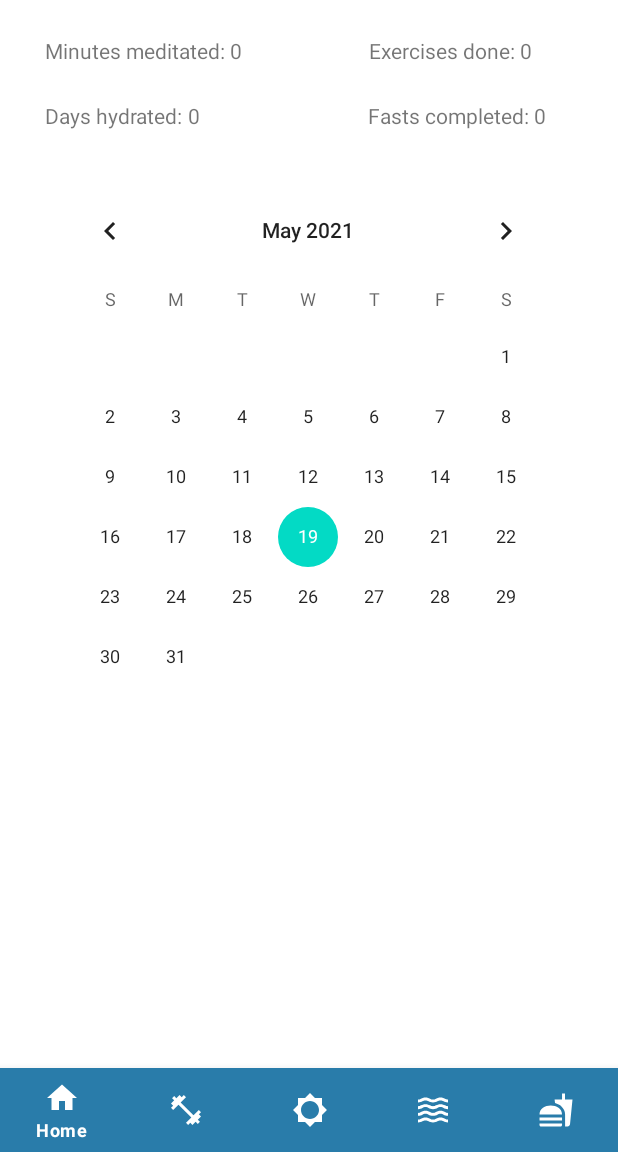
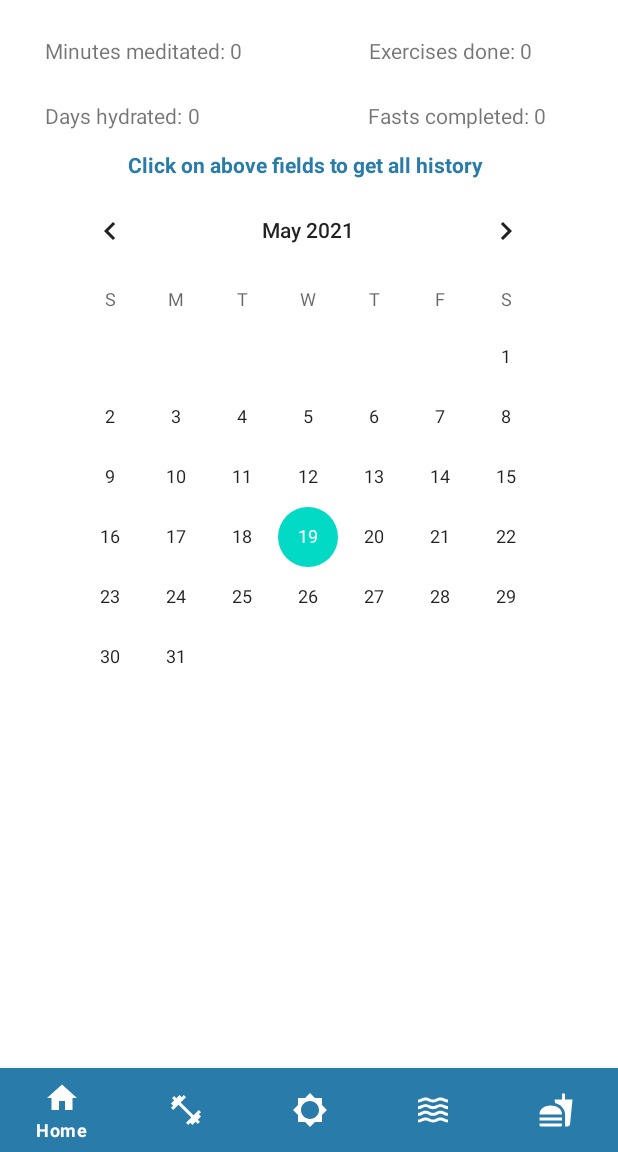
Before and after one commit to Ranteidz/Healthy, an Android app: the screen it shows after launch once a user with an empty profile is signed in (Home), on a phone screen of 412 x 824 dp, the part 84-1236 px from its top. Run offline under Robolectric (Android 15) with nearby library versions, the phone set to English and light mode, and no system bars; our stand-ins replace Firebase (no records; nobody signed in at launch, a user with empty details on screens opened directly).

Commit message:
UX TextView

```diff
--- a/app/src/main/java/com/example/healthy/fragments/HomeFragment.java
+++ b/app/src/main/java/com/example/healthy/fragments/HomeFragment.java
@@ -28,6 +28,7 @@ public class HomeFragment extends Fragment implements View.OnClickListener {
     TextView exercisesCompletedValue;
     TextView daysHydratedValue;
     TextView fastCompletedValue;
+    TextView clickInfo;
     RecyclerView recyclerView;
     HistoryItemAdapter historyItemAdapter;
     HomeViewModel homeViewModel;
@@ -44,6 +45,7 @@ public class HomeFragment extends Fragment implements View.OnClickListener {
         exercisesCompletedValue = view.findViewById(R.id.home_excercises_completed_value);
         daysHydratedValue = view.findViewById(R.id.home_hydrated_days_value);
         fastCompletedValue = view.findViewById(R.id.home_fasts_completed_value);
+        clickInfo = view.findViewById(R.id.home_clickOn_fields_info);
         recyclerView = view.findViewById(R.id.historyRv);
         recyclerView.hasFixedSize();
         recyclerView.setLayoutManager(new LinearLayoutManager(getContext()));
@@ -57,6 +59,7 @@ public class HomeFragment extends Fragment implements View.OnClickListener {
         ArrayList<Item> itemListTest = new ArrayList<>();
         historyItemAdapter = new HistoryItemAdapter(itemListTest);
         recyclerView.setAdapter(historyItemAdapter);
+
 
         return view;
     }
@@ -84,18 +87,22 @@ public class HomeFragment extends Fragment implements View.OnClickListener {
     public void onClick(View v) {
         switch (v.getId()){
             case R.id.home_fasts_completed:
+                clickInfo.setVisibility(View.GONE);
                 historyItemAdapter = new HistoryItemAdapter(homeViewModel.getFastHistory());
                 recyclerView.setAdapter(historyItemAdapter);
                 return;
             case R.id.home_excercises_completed:
+                clickInfo.setVisibility(View.GONE);
                 historyItemAdapter = new HistoryItemAdapter(homeViewModel.getExerciseHistory());
                 recyclerView.setAdapter(historyItemAdapter);
                 return;
             case R.id.home_minutes_meditated:
+                clickInfo.setVisibility(View.GONE);
                 historyItemAdapter = new HistoryItemAdapter(homeViewModel.getMeditationHistory());
                 recyclerView.setAdapter(historyItemAdapter);
                 return;
             case R.id.home_hydrated_days:
+                clickInfo.setVisibility(View.GONE);
                 historyItemAdapter = new HistoryItemAdapter(homeViewModel.getWaterHistory());
                 recyclerView.setAdapter(historyItemAdapter);
                 return;
--- a/app/src/main/res/layout/fragment_home.xml
+++ b/app/src/main/res/layout/fragment_home.xml
@@ -117,5 +117,18 @@
         app:layout_constraintStart_toEndOf="@+id/home_fasts_completed"
         app:layout_constraintTop_toBottomOf="@+id/home_excercises_completed" />
 
+    <TextView
+        android:id="@+id/home_clickOn_fields_info"
+        android:layout_width="wrap_content"
+        android:layout_height="wrap_content"
+        android:layout_marginTop="100dp"
+        android:text="Click on above fields to get all history "
+        android:textColor="@color/logo_colour"
+        android:textStyle="bold"
+        app:layout_constraintEnd_toEndOf="parent"
+        app:layout_constraintHorizontal_bias="0.498"
+        app:layout_constraintStart_toStartOf="parent"
+        app:layout_constraintTop_toTopOf="parent" />
+
 
 </androidx.constraintlayout.widget.ConstraintLayout>
```
